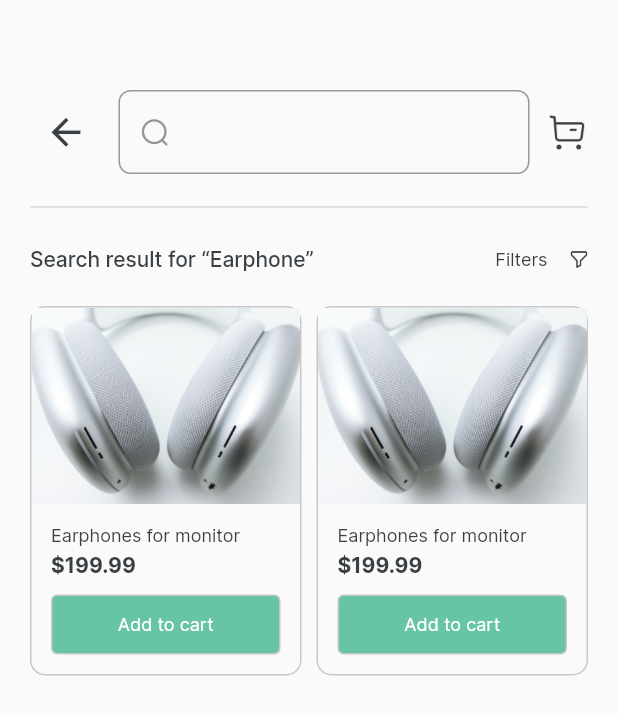
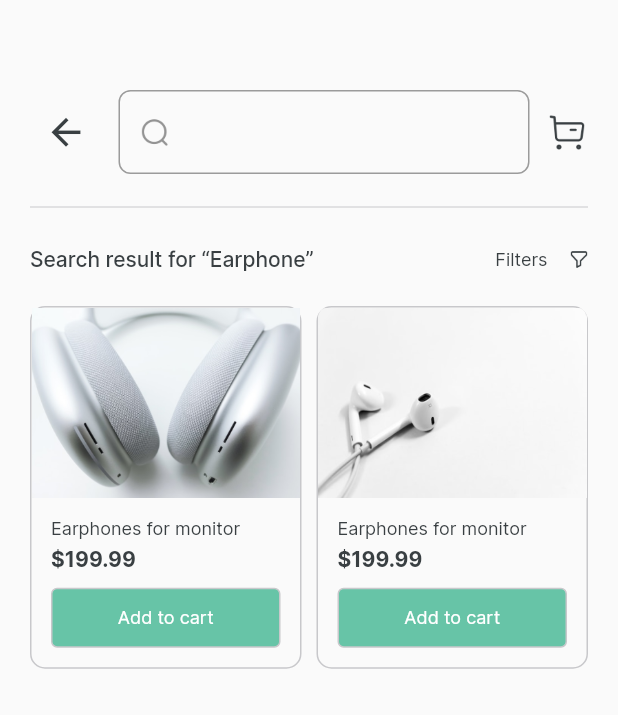
Before and after one commit to Cindy-dev/ecommerce_app, a Flutter app: the ECSearchPage screen opened directly, on a phone screen of 412 x 824 dp. Shown: the top 715 px of the screen. Run offline on Flutter 3.47's test engine with Material 2 defaults, Android fonts, the phone set to English and light mode, and no system bars.

Commit message:
fixed mobile responsive issuein the search result containers

```diff
--- a/lib/e-commerce_app/ui/widgets/ec_home_widget/e_commerce_search_result.dart
+++ b/lib/e-commerce_app/ui/widgets/ec_home_widget/e_commerce_search_result.dart
@@ -61,16 +61,21 @@ class _ECSearchResultState extends State<ECSearchResult> {
                 children: [
                   Expanded(
                     child: Container(
-                     // margin: const EdgeInsets.symmetric(horizontal: 20),
+                      // margin: const EdgeInsets.symmetric(horizontal: 20),
                       decoration: BoxDecoration(
                           borderRadius: BorderRadius.circular(10),
                           border: Border.all(color: EcommerceColors.gray)),
                       child: Column(
                         crossAxisAlignment: CrossAxisAlignment.start,
                         children: [
-                          Image.asset(
-                            "assets/e_commerce_app/e_commerce_image/imgslider.png",
-                            fit: BoxFit.contain,
+                          Container(
+                            height: MediaQuery.of(context).size.height / 6.5,
+                            decoration: const BoxDecoration(
+                                image: DecorationImage(
+                                    fit: BoxFit.fill,
+                                    image: AssetImage(
+                                      "assets/e_commerce_app/e_commerce_image/imgslider.png",
+                                    ))),
                           ),
                           Padding(
                             padding: const EdgeInsets.symmetric(
@@ -134,9 +139,14 @@ class _ECSearchResultState extends State<ECSearchResult> {
                       child: Column(
                         crossAxisAlignment: CrossAxisAlignment.start,
                         children: [
-                          Image.asset(
-                            "assets/e_commerce_app/e_commerce_image/imgslider.png",
-                            fit: BoxFit.contain,
+                          Container(
+                            height: MediaQuery.of(context).size.height / 6.5,
+                            decoration: const BoxDecoration(
+                                image: DecorationImage(
+                                    fit: BoxFit.fill,
+                                    image: AssetImage(
+                                      "assets/e_commerce_app/e_commerce_image/earphone.png",
+                                    ))),
                           ),
                           Padding(
                             padding: const EdgeInsets.symmetric(
--- a/lib/main.dart
+++ b/lib/main.dart
@@ -1,5 +1,6 @@
 import 'package:flutter/material.dart';
 import 'package:flutter_app_ui/e-commerce_app/ui/views/e_commerce_home_screen.dart';
+import 'package:flutter_app_ui/e-commerce_app/ui/views/e_commerce_search_page.dart';
 
 void main() {
   runApp(const MyApp());
@@ -11,7 +12,7 @@ class MyApp extends StatelessWidget {
   Widget build(BuildContext context) {
     return const MaterialApp(
         debugShowCheckedModeBanner: false,
-        home: ECommerceHomeScreen()
+        home: ECSearchPage()
     );
   }
 }
```
